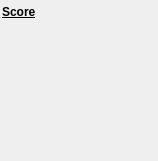
This is ScoreForm.ui in johngraycole/beer-die-sb as Qt 5 draws it before an edit. The edited form follows.
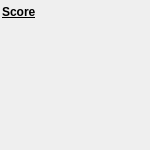
This is the edited form.

```diff
--- a/ScoreForm.ui
+++ b/ScoreForm.ui
@@ -6,10 +6,22 @@
    <rect>
     <x>0</x>
     <y>0</y>
-    <width>158</width>
-    <height>161</height>
+    <width>150</width>
+    <height>150</height>
    </rect>
   </property>
+  <property name="sizePolicy">
+   <sizepolicy hsizetype="MinimumExpanding" vsizetype="MinimumExpanding">
+    <horstretch>0</horstretch>
+    <verstretch>0</verstretch>
+   </sizepolicy>
+  </property>
+  <property name="minimumSize">
+   <size>
+    <width>150</width>
+    <height>150</height>
+   </size>
+  </property>
   <property name="windowTitle">
    <string>Form</string>
   </property>
```
